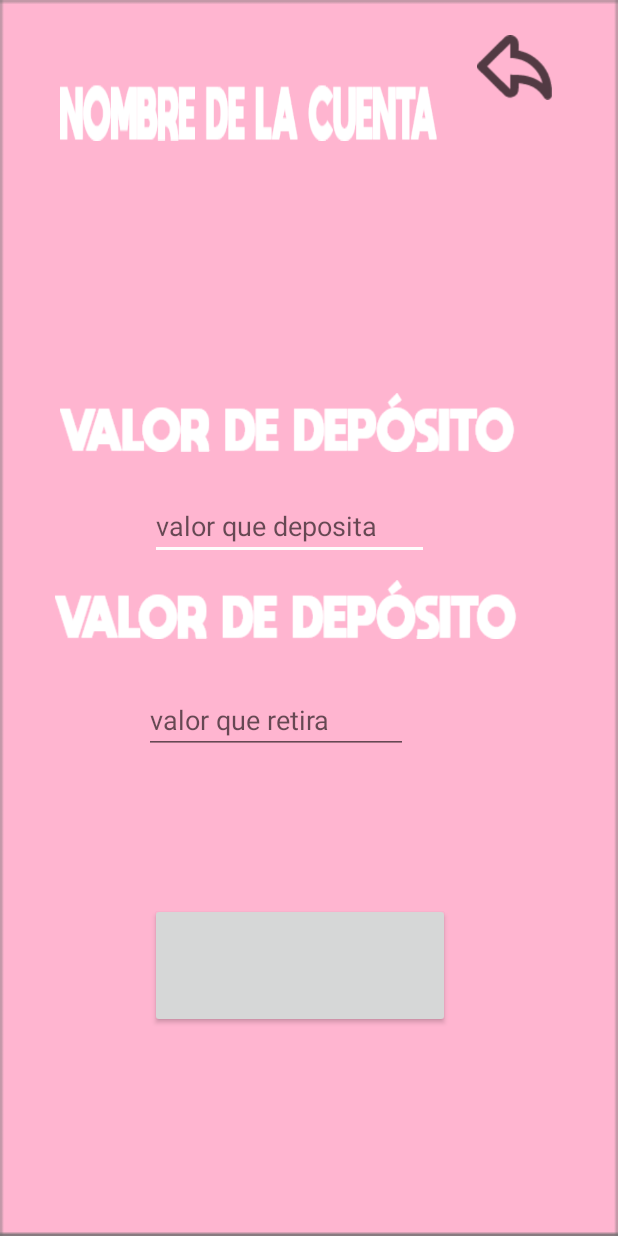
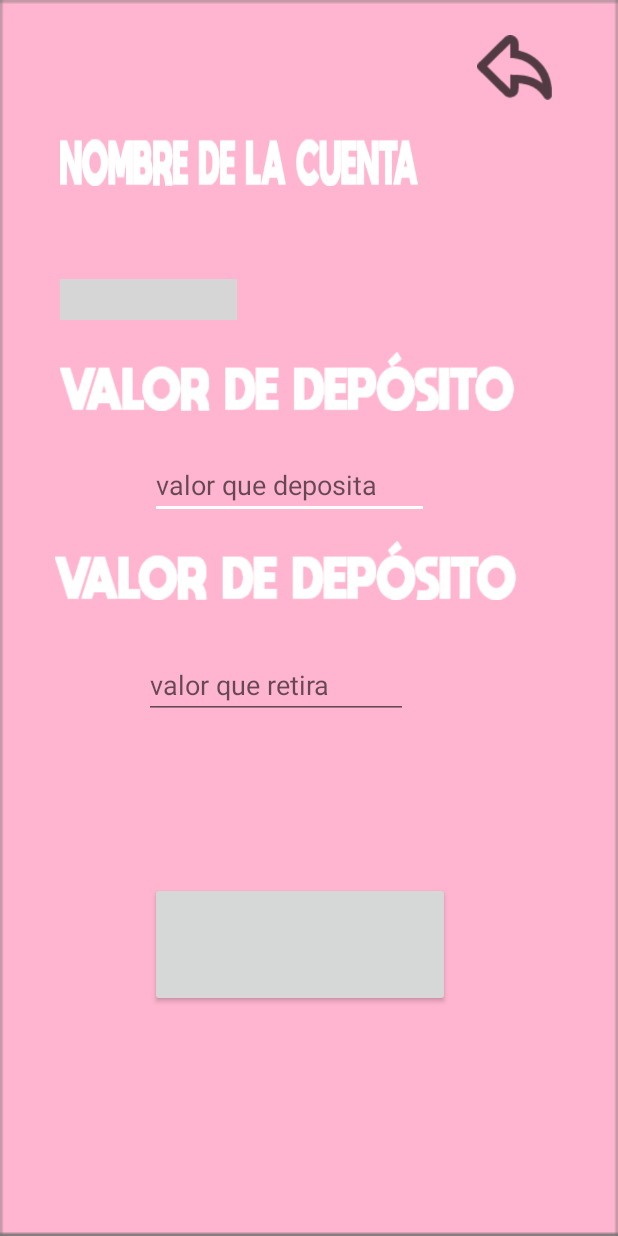
Before and after one commit to steven-chimbo-condor/Movil_cartera-, an Android app: the layout activity_deposito.xml on its own in the app's theme, with its tools: preview values and no code run, on a phone screen of 412 x 824 dp. Run offline under Robolectric (Android 15) with nearby library versions, the phone set to English and light mode, and no system bars; grey boxes are pictures that could not be loaded.

Commit message:
Casi terminado

```diff
--- a/app/src/main/res/layout/activity_deposito.xml
+++ b/app/src/main/res/layout/activity_deposito.xml
@@ -9,10 +9,10 @@
 
     <TextView
         android:id="@+id/textView2"
-        android:layout_width="252dp"
-        android:layout_height="38dp"
+        android:layout_width="239dp"
+        android:layout_height="32dp"
         android:layout_marginStart="40dp"
-        android:layout_marginTop="56dp"
+        android:layout_marginTop="92dp"
         android:layout_marginEnd="40dp"
         android:background="@drawable/nombre_cuenta"
         android:textSize="30sp"
@@ -24,38 +24,42 @@
 
     <TextView
         android:id="@+id/nombre_deposito"
-        android:layout_width="176dp"
-        android:layout_height="48dp"
+        android:layout_width="165dp"
+        android:layout_height="38dp"
         android:layout_marginStart="40dp"
+        android:layout_marginTop="16dp"
         android:layout_marginEnd="40dp"
         android:ems="10"
         android:inputType="textPersonName"
+        android:textSize="24sp"
         app:layout_constraintEnd_toEndOf="parent"
-        app:layout_constraintHorizontal_bias="0.0"
+        app:layout_constraintHorizontal_bias="0.06"
         app:layout_constraintStart_toStartOf="parent"
         app:layout_constraintTop_toBottomOf="@+id/textView2" />
 
     <TextView
         android:id="@+id/saldo_total"
-        android:layout_width="wrap_content"
-        android:layout_height="wrap_content"
+        android:layout_width="118dp"
+        android:layout_height="27dp"
+        android:background="@drawable/saldo_total"
         app:layout_constraintBottom_toBottomOf="parent"
         app:layout_constraintEnd_toEndOf="parent"
-        app:layout_constraintHorizontal_bias="0.137"
+        app:layout_constraintHorizontal_bias="0.136"
         app:layout_constraintStart_toStartOf="parent"
         app:layout_constraintTop_toBottomOf="@+id/nombre_deposito"
-        app:layout_constraintVertical_bias="0.026" />
+        app:layout_constraintVertical_bias="0.013" />
 
     <TextView
         android:id="@+id/saldo_dinero"
         android:layout_width="103dp"
         android:layout_height="34dp"
+        android:textSize="24sp"
         app:layout_constraintBottom_toBottomOf="parent"
         app:layout_constraintEnd_toEndOf="parent"
-        app:layout_constraintHorizontal_bias="0.162"
-        app:layout_constraintStart_toStartOf="parent"
-        app:layout_constraintTop_toBottomOf="@+id/saldo_total"
-        app:layout_constraintVertical_bias="0.045" />
+        app:layout_constraintHorizontal_bias="0.155"
+        app:layout_constraintStart_toEndOf="@+id/saldo_total"
+        app:layout_constraintTop_toBottomOf="@+id/nombre_deposito"
+        app:layout_constraintVertical_bias="0.0" />
 
     <TextView
         android:id="@+id/Valor_deposito"
```
Also changed, not shown: app/src/main/java/com/example/prototipo/Ahorros.java (+74 -11 lines), app/src/main/java/com/example/prototipo/Banco.java (+27 -10 lines), app/src/main/java/com/example/prototipo/ConexionSQLiteHelper.java (+6 -90 lines), app/src/main/java/com/example/prototipo/Deposito.java (+10 -6 lines), app/src/main/java/com/example/prototipo/entidades/Modelo.java (+5 -2 lines), app/src/main/res/layout/activity_ahorros.xml (+11 -5 lines).
